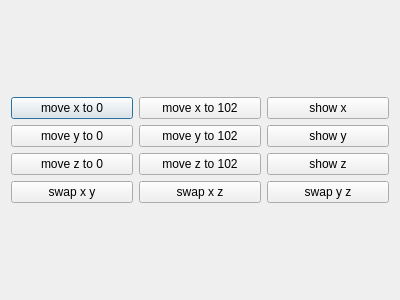
Above: PI/findAxes.ui from gaporf/diploma-2 before the change. Below: the same form after it.
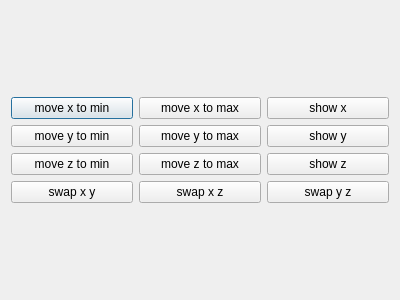
That is the form after the change.

What changed in the file:
```diff
--- a/PI/findAxes.ui
+++ b/PI/findAxes.ui
@@ -32,14 +32,14 @@
      <item>
       <widget class="QPushButton" name="moveXTo0">
        <property name="text">
-        <string>move x to 0</string>
+        <string>move x to min</string>
        </property>
       </widget>
      </item>
      <item>
       <widget class="QPushButton" name="moveXToN">
        <property name="text">
-        <string>move x to 102</string>
+        <string>move x to max</string>
        </property>
       </widget>
      </item>
@@ -57,14 +57,14 @@
      <item>
       <widget class="QPushButton" name="moveYTo0">
        <property name="text">
-        <string>move y to 0</string>
+        <string>move y to min</string>
        </property>
       </widget>
      </item>
      <item>
       <widget class="QPushButton" name="moveYToN">
        <property name="text">
-        <string>move y to 102</string>
+        <string>move y to max</string>
        </property>
       </widget>
      </item>
@@ -82,14 +82,14 @@
      <item>
       <widget class="QPushButton" name="moveZTo0">
        <property name="text">
-        <string>move z to 0</string>
+        <string>move z to min</string>
        </property>
       </widget>
      </item>
      <item>
       <widget class="QPushButton" name="moveZToN">
        <property name="text">
-        <string>move z to 102</string>
+        <string>move z to max</string>
        </property>
       </widget>
      </item>
```
